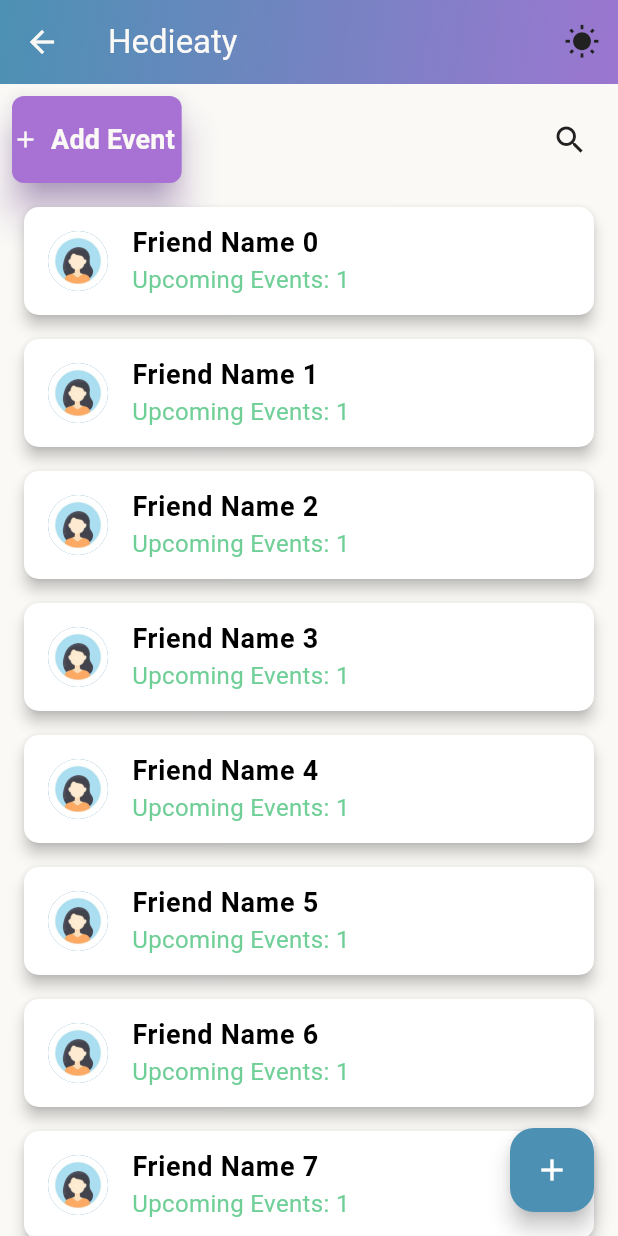
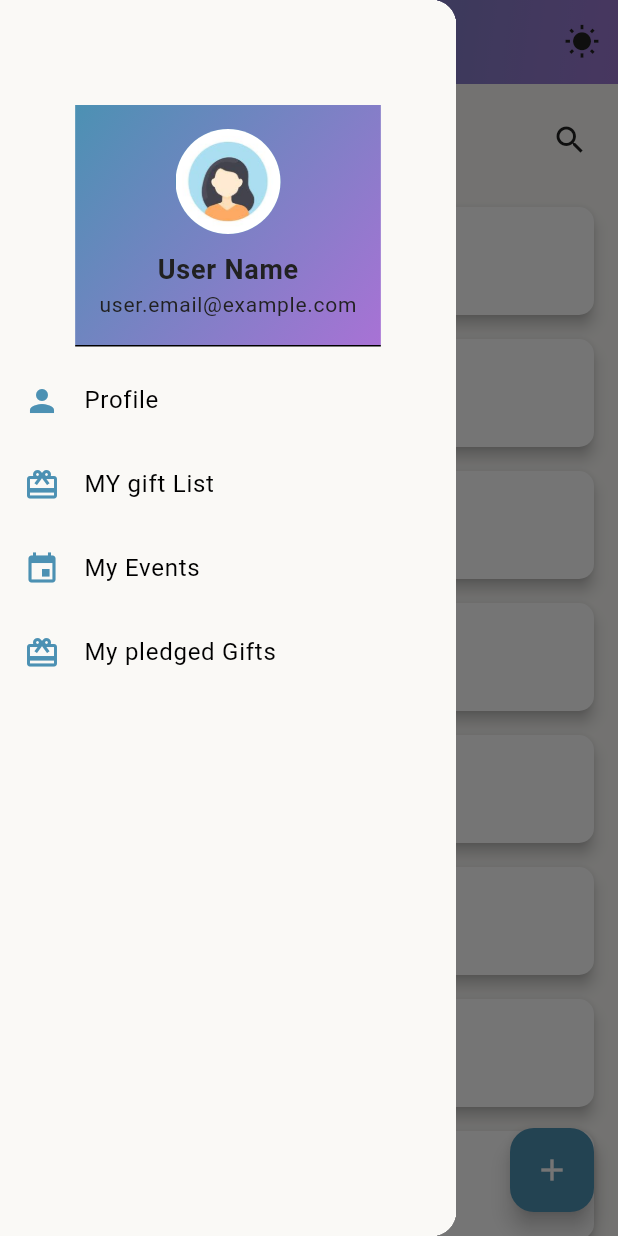
Before and after one commit to FarahZayed/hedeiaty-Gift-List-, a Flutter app: the HomeScreen screen opened by its route, with the side drawer open (before the commit the screen has no drawer), on a phone screen of 412 x 824 dp. Run offline on Flutter 3.47's test engine with Material 3 defaults, Android fonts, the phone set to English and light mode, and no system bars.

Commit message:
login-pledgedGifts

```diff
--- a/lib/giftList.dart
+++ b/lib/giftList.dart
@@ -205,9 +205,9 @@ class _giftListPageState extends State<giftList> {
                 bool isPledged = gift['status'] == 'pledged';
 
                 return Card(
-                  color: isPledged ? Colors.red[100] : Colors.green[100], // Color-coded based on pledge status
+                  color: isPledged ? Colors.red[100] : Colors.green[100],
                   margin: const EdgeInsets.symmetric(vertical: 5.0, horizontal: 10.0),
-
+                  elevation: 15.0,
                   child: ListTile(
                     title: Text(gift['name'], style: TextStyle(color: myAppColors.darkBlack )),
                     subtitle: Text(gift['event'] ?? 'No event', style: TextStyle(color: myAppColors.darkBlack )),
--- a/lib/homeScreen.dart
+++ b/lib/homeScreen.dart
@@ -24,6 +24,85 @@ class _HomeScreenState extends State<HomeScreen> {
         title: "Hedieaty",
         isDarkMode: isDarkMode,
         onThemeToggle: () => widget.onThemeToggle(isDarkMode ? ThemeMode.light : ThemeMode.dark),
+      ),
+      drawer: Drawer(
+        child: Container(
+          color: isDarkMode ? myAppColors.darkBlack : myAppColors.lightWhite,
+          child: Column(
+            children: [
+              Padding(
+                padding: const EdgeInsets.only(top: 70.0),
+                child: DrawerHeader(
+                  decoration: BoxDecoration(
+                    gradient: LinearGradient(
+                      colors: [
+                        myAppColors.primColor,
+                        myAppColors.secondaryColor,
+                      ],
+                      begin: Alignment.topLeft,
+                      end: Alignment.bottomRight,
+                    ),
+                  ),
+                  child: SingleChildScrollView(
+                    child: Column(
+                      mainAxisAlignment: MainAxisAlignment.center,
+                      children: [
+                        const CircleAvatar(
+                          radius: 35.0,
+                          backgroundImage: AssetImage('asset/profile.png'), // Example profile image
+                        ),
+                        const SizedBox(height: 10.0),
+                        Text(
+                          //will fetch it later when he logs in
+                          "User Name",
+                          style: TextStyle(
+                            color: isDarkMode ? myAppColors.lightWhite : myAppColors.darkBlack,
+                            fontSize: 18.0,
+                            fontWeight: FontWeight.bold,
+                          ),
+                        ),
+                        Text(
+                          //will fetch it later when he logs in
+                          "user.email@example.com",
+                          style: TextStyle(
+                            color: isDarkMode ? myAppColors.lightWhite : myAppColors.darkBlack,
+                            fontSize: 14.0,
+                          ),
+                        ),
+                      ],
+                    ),
+                  ),
+                ),
+              ),
+              ListTile(
+                leading: Icon(Icons.person, color: myAppColors.primColor),
+                title: Text('Profile'),
+                onTap: () {
+                  Navigator.pushNamed(context, "/profile");
+                },
+              ),
+              ListTile(
+                leading: Icon(Icons.card_giftcard, color: myAppColors.primColor),
+                title:  Text('MY gift List'),
+                onTap: () {
+                  Navigator.pushNamed(context, "/giftList");
+                },
+              ),
+              ListTile(
+                leading: Icon(Icons.event, color: myAppColors.primColor),
+                title:  Text('My Events'),
+                onTap: () {
+                  Navigator.pushNamed(context, "/eventList");
+                },
+              ),
+              ListTile(
+                leading: Icon(Icons.card_giftcard_outlined, color: myAppColors.primColor,),
+                title: Text("My pledged Gifts"),
+                onTap: () => Navigator.pushNamed(context,"/pledgedGifts"),
+              )
+            ],
+          ),
+        ),
       ),
       body: Column(
         children: [
@@ -133,15 +212,13 @@ class _HomeScreenState extends State<HomeScreen> {
           ),
         ],
       ),
+
       floatingActionButton: FloatingActionButton(
         onPressed: () {
           // Navigate to add a new event
         },
-        backgroundColor: myAppColors.primColor, // Primary color for the button
-        child: const Icon(
-          Icons.add, // Add icon to represent adding an event
-          //color: myAppColors.secondaryColor, // Icon color from your palette
-        ),
+        backgroundColor: myAppColors.primColor,
+        child: const Icon(Icons.add),
       ),
       floatingActionButtonLocation: FloatingActionButtonLocation.endFloat,
     );
--- a/lib/main.dart
+++ b/lib/main.dart
@@ -1,12 +1,12 @@
 import 'package:flutter/material.dart';
 import 'package:hedieaty/colors.dart';
+//pages
 import 'package:hedieaty/eventList.dart';
-
-
-//TO BE CHANGED
 import 'package:hedieaty/homeScreen.dart';
 import 'package:hedieaty/giftList.dart';
 import 'package:hedieaty/login.dart';
+import 'package:hedieaty/profile.dart';
+import 'package:hedieaty/pledgedGifts.dart';
 
 void main() {
   runApp(const MyApp());
@@ -40,6 +40,8 @@ class _MyAppState extends State<MyApp> {
         "/home":(context)=>HomeScreen(onThemeToggle: _toggleTheme),
         "/eventList":(context)=>eventList(),
         "/giftList":(context)=>giftList(),
+        "/profile":(context)=>profilePage(),
+        "/pledgedGifts":(context)=>pledgedGiftsPage(),
 
       },
 
```
Also changed, not shown: lib/pledgedGifts.dart (added, +123 -0 lines), lib/profile.dart (added, +170 -0 lines).
